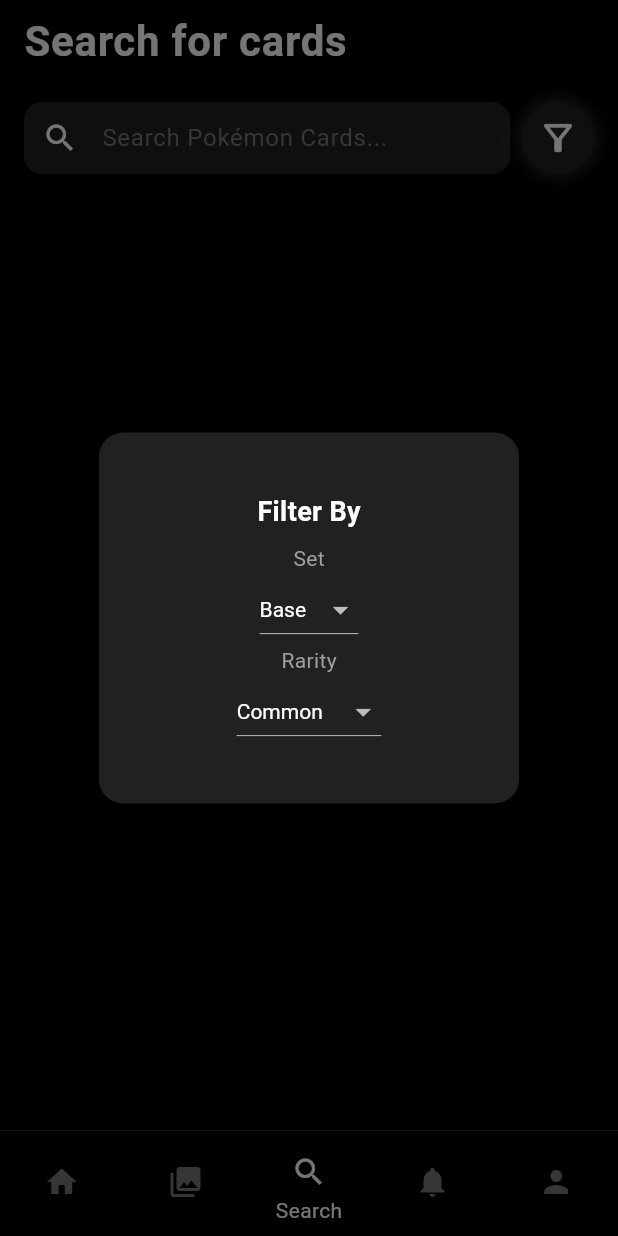
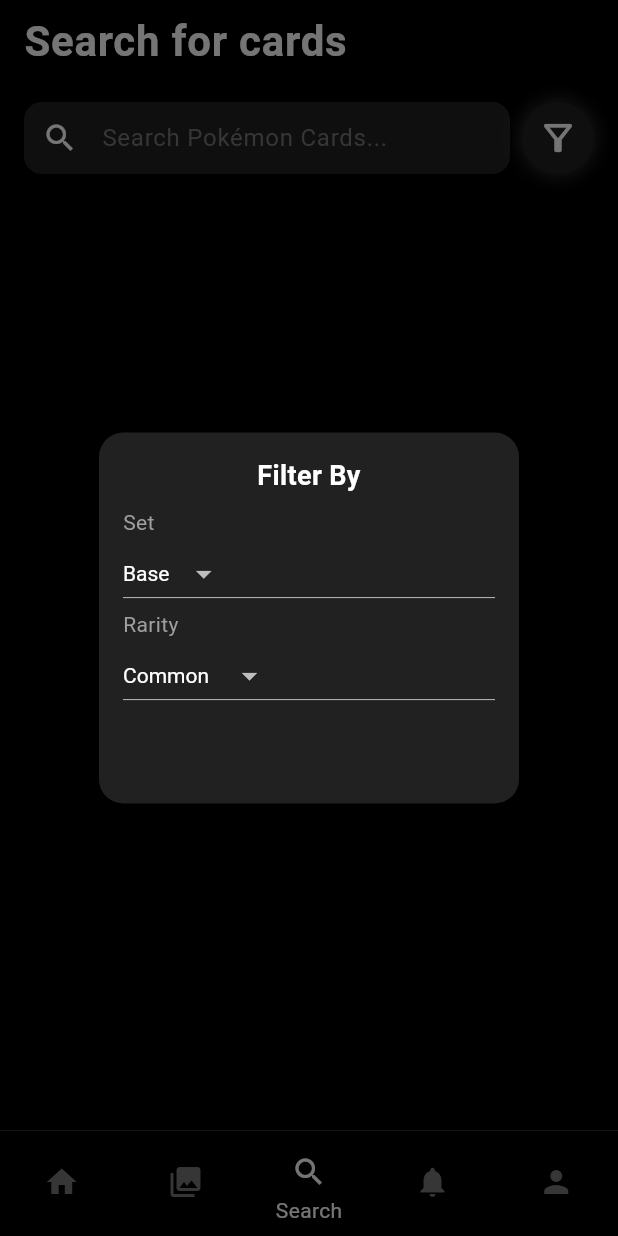
Before and after one commit to lee-ranaweer/holo, a Flutter app: the SearchPage screen opened by its route, after a tap on the "filter alt" icon, on a phone screen of 412 x 824 dp. Run offline on Flutter 3.47's test engine with Material 3 defaults, Android fonts, the phone set to English and light mode, and no system bars; our stand-ins replace cloud_firestore, firebase_auth, firebase_core, flutter_riverpod, go_router; accounts and stored records are empty.

Commit message:
polish filter ui

```diff
--- a/lib/pages/search_page.dart
+++ b/lib/pages/search_page.dart
@@ -246,7 +246,7 @@ class _SearchPageState extends State<SearchPage> {
               maxHeight: MediaQuery.of(context).size.height * 0.3,
               maxWidth: MediaQuery.of(context).size.width * 0.5,
             ),
-            padding: const EdgeInsets.all(40.0),
+            padding: const EdgeInsets.all(16.0),
             decoration: BoxDecoration(
               color: Colors.grey.shade900,
               borderRadius: BorderRadius.circular(16.0),
@@ -259,6 +259,7 @@ class _SearchPageState extends State<SearchPage> {
               ],
             ),
             child: Column(
+              crossAxisAlignment: CrossAxisAlignment.stretch,
               children: [
                 Text(
                   "Filter By",
@@ -267,6 +268,7 @@ class _SearchPageState extends State<SearchPage> {
                     fontSize: 18,
                     fontWeight: FontWeight.w600,
                   ),
+                  textAlign: TextAlign.center,
                   overflow:
                       TextOverflow
                           .ellipsis, // Prevents long names from breaking layout
@@ -285,6 +287,7 @@ class _SearchPageState extends State<SearchPage> {
                   onChanged: (String? value) {
                     setState(() {
                       dropdownValue1 = value!;
+                      print(dropdownValue1);
                     });
                   },
                   items:
```
